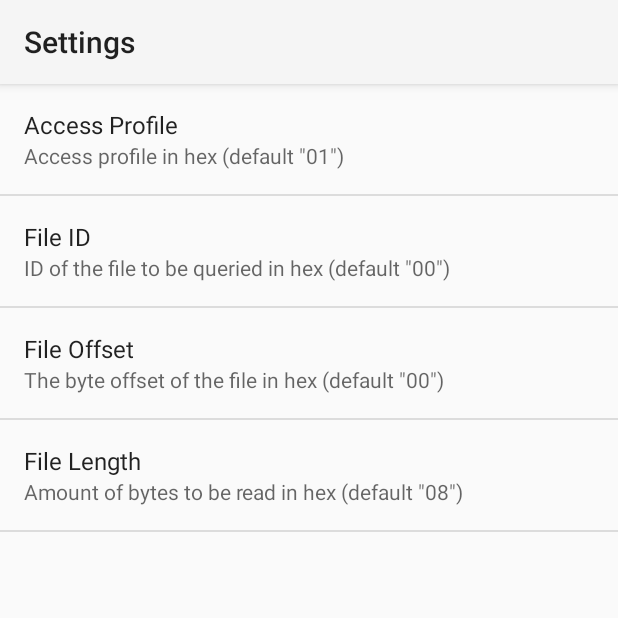
After one commit to MatsDeMeyer/RF-Survey-BLE, an Android app: the SettingsActivity screen opened directly, with no data from a screen before it, on a phone screen of 412 x 824 dp, the top half of it. The commit adds this screen. Run offline under Robolectric (Android 15) with nearby library versions, the phone set to English and light mode, and no system bars; our stand-ins replace androidx.preference.

Commit message:
Added settings for AP, id, offset and length

```diff
--- a/app/build.gradle
+++ b/app/build.gradle
@@ -1,7 +1,7 @@
 apply plugin: 'com.android.application'
 android {
     compileSdkVersion 26
-    buildToolsVersion '25.0.0'
+    buildToolsVersion '26.0.2'
 
     defaultConfig {
         applicationId "com.nordicsemi.nrfUARTv2"
@@ -24,6 +24,7 @@ dependencies {
     compile 'com.android.support:support-v4:26.1.0'
     compile 'com.android.support:appcompat-v7:26.1.0'
     compile 'com.google.android.gms:play-services-location:11.6.0'
+    compile 'com.android.support:preference-v7:26.1.0'
 
 
 }
--- /dev/null
+++ b/app/src/main/java/com/nordicsemi/nrfUARTv2/SettingsActivity.java
@@ -0,0 +1,33 @@
+package com.nordicsemi.nrfUARTv2;
+
+import android.app.Activity;
+import android.content.Intent;
+import android.content.SharedPreferences;
+import android.preference.PreferenceActivity;
+import android.preference.PreferenceManager;
+import android.support.v7.app.AppCompatActivity;
+import android.os.Bundle;
+
+public class SettingsActivity extends Activity {
+
+    public static final String KEY_PREF_ACCESS_PROFILE = "accessProfilePreference";
+    public static final String KEY_PREF_FILE_ID = "fileIDPreference";
+    public static final String KEY_PREF_FILE_OFFSET = "offsetPreference";
+    public static final String KEY_PREF_FILE_LENGTH = "fileLengthPreference";
+
+
+    @Override
+    protected void onCreate(Bundle savedInstanceState) {
+        super.onCreate(savedInstanceState);
+
+        // Display the fragment as the main content.
+        getFragmentManager().beginTransaction()
+                .replace(android.R.id.content, new SettingsFragment())
+                .commit();
+    }
+
+    public void onBackPressed()
+    {
+        startActivity(new Intent(SettingsActivity.this, MainActivity.class));
+    }
+}
--- /dev/null
+++ b/app/src/main/java/com/nordicsemi/nrfUARTv2/SettingsFragment.java
@@ -0,0 +1,22 @@
+package com.nordicsemi.nrfUARTv2;
+
+
+import android.os.Bundle;
+import android.app.Fragment;
+import android.preference.PreferenceFragment;
+import android.support.v7.preference.PreferenceFragmentCompat;
+import android.view.LayoutInflater;
+import android.view.View;
+import android.view.ViewGroup;
+import android.widget.TextView;
+
+
+public class SettingsFragment extends PreferenceFragment {
+    @Override
+    public void onCreate(Bundle savedInstanceState) {
+        super.onCreate(savedInstanceState);
+
+        // Load the preferences from an XML resource
+        addPreferencesFromResource(R.xml.preferences);
+    }
+}
--- a/app/src/main/res/layout/main.xml
+++ b/app/src/main/res/layout/main.xml
@@ -27,7 +27,7 @@
                 android:layout_width="wrap_content"
                 android:layout_height="wrap_content"
                 android:layout_toEndOf="@+id/btn_select"
-                android:layout_marginStart="11dp"
+                android:layout_marginStart="5dp"
                 android:layout_weight="1"
                 android:text="Start"
                 android:textAppearance="@android:style/TextAppearance.Material.Button" />
@@ -37,7 +37,7 @@
                 android:layout_width="wrap_content"
                 android:layout_height="wrap_content"
                 android:layout_alignTop="@+id/startButton"
-                android:layout_marginStart="21dp"
+                android:layout_marginStart="5dp"
                 android:layout_toEndOf="@+id/startButton"
                 android:layout_weight="1"
                 android:text="Stop"
@@ -48,7 +48,7 @@
                 android:layout_width="wrap_content"
                 android:layout_height="wrap_content"
                 android:layout_alignTop="@+id/startButton"
-                android:layout_marginStart="23dp"
+                android:layout_marginStart="5dp"
                 android:layout_toEndOf="@+id/stopButton"
                 android:layout_weight="1"
                 android:text="Clear" />
--- a/app/src/main/res/values/strings.xml
+++ b/app/src/main/res/values/strings.xml
@@ -1,5 +1,4 @@
-<?xml version="1.0" encoding="utf-8"?>
-<!--
+<?xml version="1.0" encoding="utf-8"?><!--
   ~ Copyright (c) 2015, Nordic Semiconductor
   ~ All rights reserved.
   ~
@@ -70,4 +69,7 @@
     <string name="scan">Scan</string>
     <string name="cancel">Cancel</string>
 
+    <!-- TODO: Remove or change this placeholder text -->
+    <string name="hello_blank_fragment">Hello blank fragment</string>
+
 </resources>
--- a/app/src/main/res/values/styles.xml
+++ b/app/src/main/res/values/styles.xml
@@ -32,11 +32,13 @@
             res/values-vXX/styles.xml, while customizations related to
             backward-compatibility can go here.
         -->
+
     </style>
 
     <!-- Application theme. -->
-    <style name="AppTheme" parent="AppBaseTheme">
+    <style name="AppTheme" parent="android:Theme.Material.Light.LightStatusBar">
         <!-- All customizations that are NOT specific to a particular API-level can go here. -->
+        <item name="preferenceTheme">@style/PreferenceThemeOverlay</item>
     </style>
 
     <style name="DialogFixed" parent="android:Theme.Material.Light.Dialog.NoActionBar" >
--- /dev/null
+++ b/app/src/main/res/xml/preferences.xml
@@ -0,0 +1,32 @@
+<?xml version="1.0" encoding="utf-8"?>
+<PreferenceScreen xmlns:android="http://schemas.android.com/apk/res/android">
+
+    <EditTextPreference
+        android:defaultValue='"01"'
+        android:key="accessProfilePreference"
+        android:selectAllOnFocus="true"
+        android:singleLine="true"
+        android:summary='Access profile in hex (default "01")'
+        android:title="Access Profile" />
+    <EditTextPreference
+        android:defaultValue='"00"'
+        android:key="fileIDPreference"
+        android:selectAllOnFocus="true"
+        android:singleLine="true"
+        android:summary='ID of the file to be queried in hex (default "00")'
+        android:title="File ID" />
+    <EditTextPreference
+        android:defaultValue='"00"'
+        android:key="offsetPreference"
+        android:selectAllOnFocus="true"
+        android:singleLine="true"
+        android:summary='The byte offset of the file in hex (default "00")'
+        android:title="File Offset" />
+    <EditTextPreference
+        android:defaultValue='"08"'
+        android:key="fileLengthPreference"
+        android:selectAllOnFocus="true"
+        android:singleLine="true"
+        android:summary='Amount of bytes to be read in hex (default "08")'
+        android:title="File Length" />
+</PreferenceScreen>
```
Also changed, not shown: app/src/main/AndroidManifest.xml (+28 -12 lines), app/src/main/java/com/nordicsemi/nrfUARTv2/ALPHandler.java (+49 -77 lines), app/src/main/java/com/nordicsemi/nrfUARTv2/MainActivity.java (+75 -2 lines), app/src/main/res/menu/more_tab_menu.xml (added, +8 -0 lines), app/src/main/res/values-v23/styles.xml (deleted, +0 -11 lines), 1 other file.
